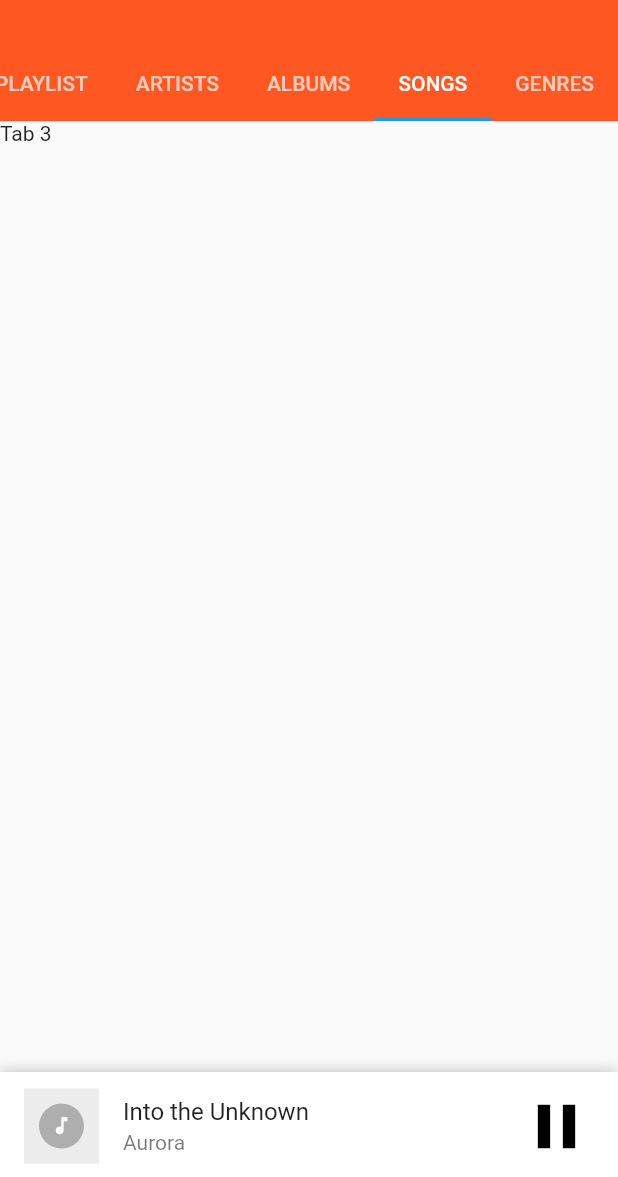
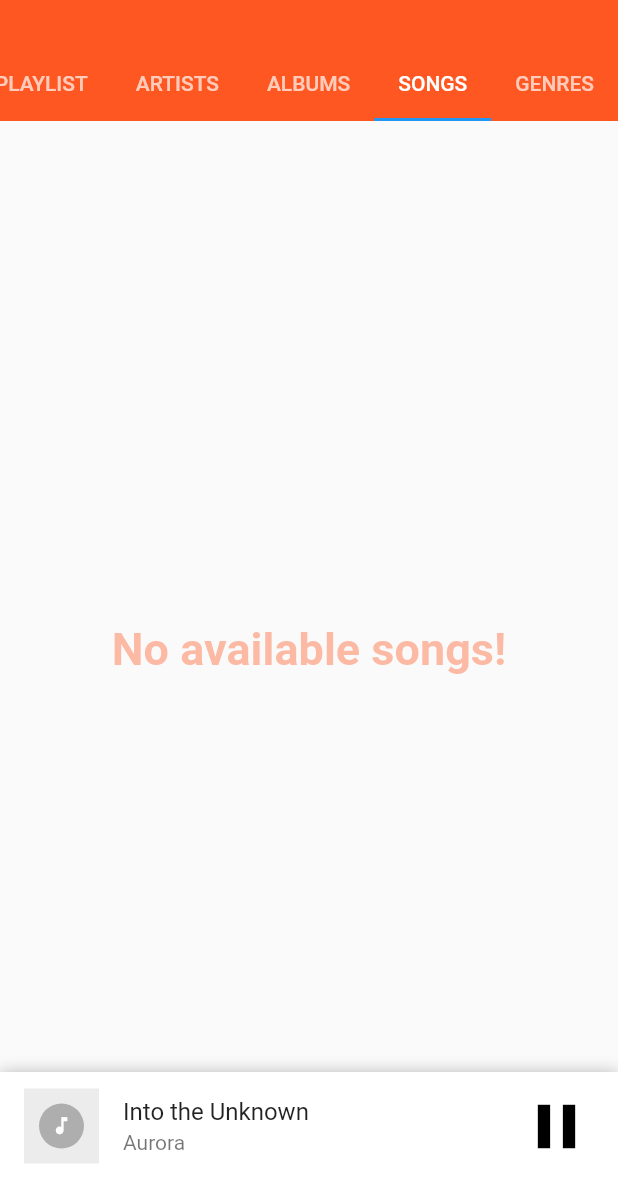
Before and after one commit to Ayobami-00/Google-Play-Music-Flutter-Clone, a Flutter app: the HomePage screen opened directly, tab 4 chosen, on a phone screen of 412 x 824 dp, the part 59-1236 px from its top. Run offline on Flutter 3.47's test engine with Material 2 defaults, Android fonts, the phone set to English and light mode, and no system bars; drawn by our look-alikes of sliding_up_panel; our stand-ins replace bloc, equatable, flutter_bloc, sqflite; missing offline and left inert: flute_music_player; accounts and stored records are empty.

Commit message:
implemented part of the songs bloc and the page -- the songs are now currently showing

```diff
--- /dev/null
+++ b/google_play_music_flutter_clone/lib/bloc/songs_bloc/bloc/songs_bloc.dart
@@ -0,0 +1,36 @@
+import 'dart:async';
+
+import 'package:bloc/bloc.dart';
+import 'package:equatable/equatable.dart';
+import 'package:flute_music_player/flute_music_player.dart';
+import 'package:google_play_music_flutter_clone/data/database/sql_database_client.dart';
+import 'package:google_play_music_flutter_clone/repository/create_repository.dart';
+import 'package:google_play_music_flutter_clone/repository/songs_repository.dart';
+
+part 'songs_event.dart';
+part 'songs_state.dart';
+
+class SongsBloc extends Bloc<SongsEvent, SongsState> {
+  static SqlDbClientImpl sqlDbClient = SqlDbClientImpl();
+  final songRepository = SongRepositoryImpl(sqlDbClient: sqlDbClient);
+  final createRepository  = CreateRepositoryImpl(sqlDbClient: sqlDbClient);
+  @override
+  SongsState get initialState => SongsInitial();
+
+  @override
+  Stream<SongsState> mapEventToState(
+    SongsEvent event,
+  ) async* {
+    if(event is LoadSongs){
+      await createRepository.createDatabase();
+      List<Song> allSongsList =
+          await songRepository.fetchAllSongs();
+      if(allSongsList == null || allSongsList.length == 0){
+        yield(NoSongsAvailable('No available songs!'));
+      }else{
+        yield(SongsLoaded(allSongsList: allSongsList));
+      }
+
+    }
+  }
+}
--- /dev/null
+++ b/google_play_music_flutter_clone/lib/bloc/songs_bloc/bloc/songs_event.dart
@@ -0,0 +1,14 @@
+part of 'songs_bloc.dart';
+
+abstract class SongsEvent extends Equatable {
+  const SongsEvent();
+}
+
+class LoadSongs implements SongsEvent{
+  @override
+  List<Object> get props => null;
+
+  @override
+  // TODO: implement stringify
+  bool get stringify => null;
+}
--- /dev/null
+++ b/google_play_music_flutter_clone/lib/bloc/songs_bloc/bloc/songs_state.dart
@@ -0,0 +1,26 @@
+part of 'songs_bloc.dart';
+
+abstract class SongsState extends Equatable {
+  const SongsState();
+}
+
+class SongsInitial extends SongsState {
+  @override
+  List<Object> get props => [];
+}
+
+class SongsLoaded extends SongsState {
+  final List<Song> allSongsList;
+
+  SongsLoaded({this.allSongsList});
+  @override
+  List<Object> get props => [];
+}
+
+class NoSongsAvailable extends SongsState {
+  final String message;
+
+  NoSongsAvailable(this.message);
+  @override
+  List<Object> get props => [message];
+}
--- a/google_play_music_flutter_clone/lib/ui/pages/homepage.dart
+++ b/google_play_music_flutter_clone/lib/ui/pages/homepage.dart
@@ -1,6 +1,9 @@
 import 'package:flutter/material.dart';
+import 'package:flutter_bloc/flutter_bloc.dart';
 import 'package:google_play_music_flutter_clone/ui/pages/playlists.dart';
 import 'package:google_play_music_flutter_clone/ui/views/now_playing.dart';
+import 'package:google_play_music_flutter_clone/ui/pages/songs.dart';
+import 'package:google_play_music_flutter_clone/bloc/songs_bloc/bloc/songs_bloc.dart';
 import 'package:sliding_up_panel/sliding_up_panel.dart';
 
 class HomePage extends StatefulWidget {
@@ -50,7 +53,9 @@ class _HomePageState extends State<HomePage>
                     PlaylistsPage(),
                     Text("Tab 2"),
                     Text("Tab 3"),
-                    Text("Tab 3"),
+                    BlocProvider(
+                    create: (context) => SongsBloc(),
+                    child: SongsPage()),
                     Text("Tab 3"),
                   ],
                 ),
--- /dev/null
+++ b/google_play_music_flutter_clone/lib/ui/pages/songs.dart
@@ -0,0 +1,103 @@
+import 'dart:io';
+
+import 'package:flute_music_player/flute_music_player.dart';
+import 'package:flutter/material.dart';
+import 'package:flutter_bloc/flutter_bloc.dart';
+import 'package:google_play_music_flutter_clone/bloc/songs_bloc/bloc/songs_bloc.dart';
+import 'package:google_play_music_flutter_clone/ui/views/loading.dart';
+
+class SongsPage extends StatefulWidget {
+  @override
+  _SongsPageState createState() => _SongsPageState();
+}
+
+class _SongsPageState extends State<SongsPage> {
+  void didChangeDependencies() {
+    super.didChangeDependencies();
+    // Immediately trigger the event
+    BlocProvider.of<SongsBloc>(context).add(LoadSongs());
+  }
+
+  dynamic getImage(Song song) {
+    return song.albumArt == null
+        ? null
+        : new File.fromUri(Uri.parse(song.albumArt));
+  }
+
+  @override
+  Widget build(BuildContext context) {
+    return BlocListener<SongsBloc, SongsState>(
+      listener: (context, state) {},
+      child: BlocBuilder<SongsBloc, SongsState>(
+        builder: (context, state) {
+          if (state is SongsInitial) {
+            return Container(
+              height: MediaQuery.of(context).size.height,
+              child: Loading(),
+            );
+          } else if (state is NoSongsAvailable) {
+            return Container(
+                height: MediaQuery.of(context).size.height,
+                child: Center(
+                    child: Text(
+                  state.message,
+                  style: TextStyle(
+                      color: Colors.deepOrange.withOpacity(0.4),
+                      fontWeight: FontWeight.bold,
+                      fontSize: 30.0),
+                )));
+          } else if (state is SongsLoaded) {
+            List<Song> songs = state.allSongsList;
+            return Padding(
+              padding: const EdgeInsets.only(left: 15.0, right: 15.0, top: 5.0),
+              child: Container(
+                color: Colors.white,
+                child: ListView.builder(
+                    itemCount: songs.length,
+                    itemBuilder: (BuildContext context, int index) {
+                      return ListTile(
+                        leading: Container(
+                            width: 50.0,
+                            height: 50.0,
+                            color: Colors.grey.withOpacity(0.2),
+                            child: getImage(songs[index]) != null
+                                ? Image(
+                                    image: FileImage(getImage(songs[index])))
+                                : Padding(
+                                    padding: const EdgeInsets.all(10.0),
+                                    child: Container(
+                                      width: 5.0,
+                                      height: 5.0,
+                                      decoration: BoxDecoration(
+                                        color: Colors.grey.withOpacity(0.8),
+                                        shape: BoxShape.circle,
+                                      ),
+                                      child: Icon(Icons.music_note,
+                                          color: Colors.white, size: 15.0),
+                                    ),
+                                  )),
+                        trailing: Icon(Icons.more_vert),
+                        title: Text(songs[index].title,
+                            maxLines: 1, style: TextStyle(fontSize: 18.0)),
+                        subtitle: Text(
+                          songs[index].artist,
+                          // + Duration(milliseconds: songs[index].duration)
+                          //   .toString()
+                          //   .split(':')
+                          //   .first,
+                          maxLines: 1,
+                          style:
+                              new TextStyle(fontSize: 12.0, color: Colors.grey),
+                        ),
+                      );
+                    }),
+              ),
+            );
+          } else {
+            return Container();
+          }
+        },
+      ),
+    );
+  }
+}
```
